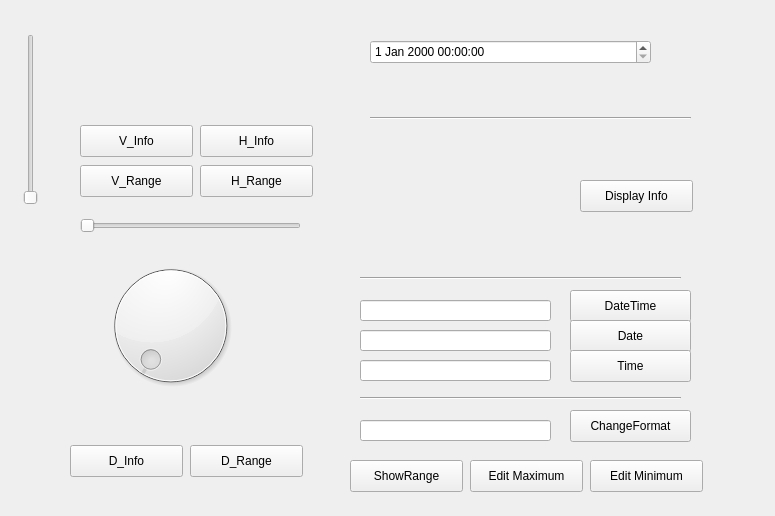
First picture: the form in Python_UI/python_ui2.ui, repository kybw0123/python, before the edit.
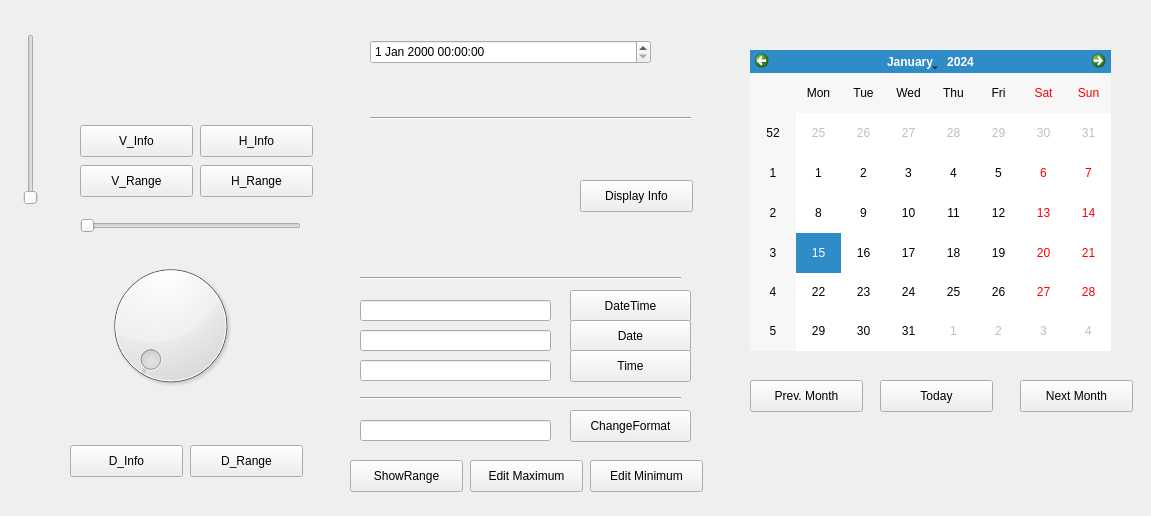
Second picture: the form after the edit.

Commit message: 달력을 출력하고 오늘날짜 자동 선택 전달 다음달을 갈수 있게 설정을 하고 내가 선택한 날을 하단 라벨에 출력할수 있게 되어 있는데 이 프로그램 너무 최신으로 안되서 쓰기 힘들것 같다....ㅠㅠ

Patch:
```diff
--- a/Python_UI/python_ui2.ui
+++ b/Python_UI/python_ui2.ui
@@ -6,7 +6,7 @@
    <rect>
     <x>0</x>
     <y>0</y>
-    <width>775</width>
+    <width>1151</width>
     <height>516</height>
    </rect>
   </property>
@@ -398,6 +398,81 @@
     </rect>
    </property>
   </widget>
+  <widget class="QCalendarWidget" name="calendarWidget">
+   <property name="geometry">
+    <rect>
+     <x>750</x>
+     <y>50</y>
+     <width>361</width>
+     <height>301</height>
+    </rect>
+   </property>
+  </widget>
+  <widget class="QPushButton" name="PMonth_bt">
+   <property name="geometry">
+    <rect>
+     <x>750</x>
+     <y>380</y>
+     <width>113</width>
+     <height>32</height>
+    </rect>
+   </property>
+   <property name="text">
+    <string>Prev. Month</string>
+   </property>
+  </widget>
+  <widget class="QPushButton" name="Today_bt">
+   <property name="geometry">
+    <rect>
+     <x>880</x>
+     <y>380</y>
+     <width>113</width>
+     <height>32</height>
+    </rect>
+   </property>
+   <property name="text">
+    <string>Today</string>
+   </property>
+  </widget>
+  <widget class="QPushButton" name="NMonth_bt">
+   <property name="geometry">
+    <rect>
+     <x>1020</x>
+     <y>380</y>
+     <width>113</width>
+     <height>32</height>
+    </rect>
+   </property>
+   <property name="text">
+    <string>Next Month</string>
+   </property>
+  </widget>
+  <widget class="QLabel" name="Date_lb">
+   <property name="geometry">
+    <rect>
+     <x>740</x>
+     <y>450</y>
+     <width>191</width>
+     <height>16</height>
+    </rect>
+   </property>
+   <property name="text">
+    <string/>
+   </property>
+  </widget>
+  <widget class="QLabel" name="Page_lb">
+   <property name="geometry">
+    <rect>
+     <x>950</x>
+     <y>450</y>
+     <width>171</width>
+     <height>16</height>
+    </rect>
+   </property>
+   <property name="text">
+    <string/>
+   </property>
+  </widget>
  </widget>
  <resources/>
  <connections/>
```
The commit also changes 1 other file.
